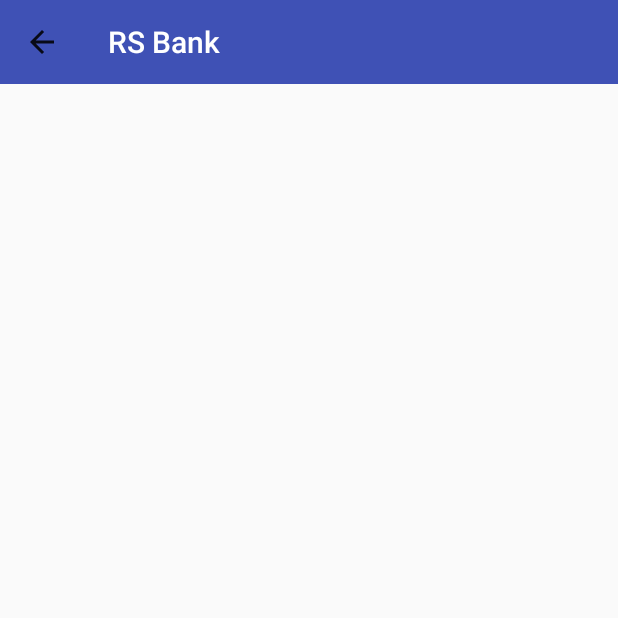
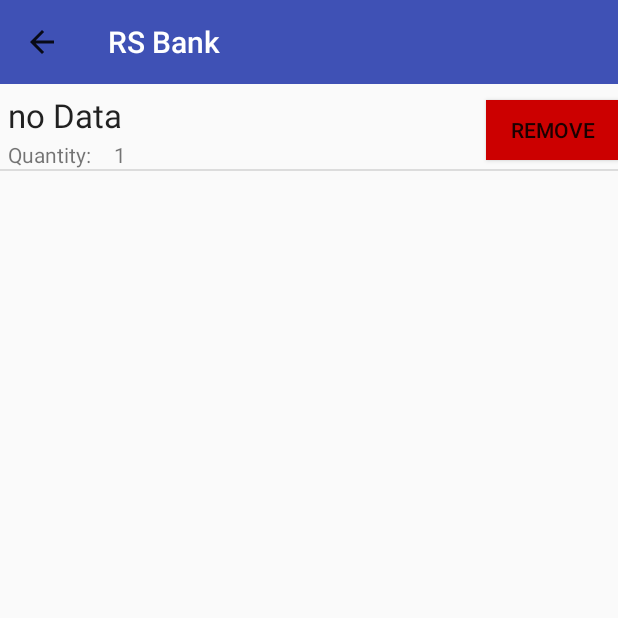
Before and after one commit to yxgoh5/RS-app, an Android app: the CartActivity screen opened directly, with no data from a screen before it, on a phone screen of 412 x 824 dp, the top half of it. Run offline under Robolectric (Android 15) with nearby library versions, the light colour scheme and no system bars.

Commit message:
Update cart

```diff
--- /dev/null
+++ b/app/src/main/java/com/example/kokwei217/unmcrs/CartComponent.java
@@ -0,0 +1,26 @@
+package com.example.kokwei217.unmcrs;
+
+import java.util.ArrayList;
+
+public class CartComponent {
+    public String name;
+    public int quantity;
+
+//    public CartComponent(String name, int quantity) {
+//        this.name = name;
+//        this.quantity = quantity;
+
+    public CartComponent(String name, int quantity) {
+        this.name = name;
+        this.quantity = quantity;
+    }
+    public String getName() {
+        return name;
+    }
+
+    public int getQuantity(){
+        return quantity;
+    }
+
+
+}
--- /dev/null
+++ b/app/src/main/java/com/example/kokwei217/unmcrs/CustomCartAdapter.java
@@ -0,0 +1,53 @@
+package com.example.kokwei217.unmcrs;
+
+import android.content.Context;
+import android.support.annotation.NonNull;
+import android.support.annotation.Nullable;
+import android.view.LayoutInflater;
+import android.view.View;
+import android.view.ViewGroup;
+import android.widget.ArrayAdapter;
+import android.widget.Button;
+import android.widget.TextView;
+
+import java.util.ArrayList;
+
+public class CustomCartAdapter extends ArrayAdapter<CartComponent> {
+    public CustomCartAdapter(Context context, ArrayList<CartComponent> cartComponents) {
+        super(context, 0, cartComponents);
+    }
+
+    @NonNull
+    @Override
+    public View getView(int position, @Nullable View convertView, @NonNull ViewGroup parent) {
+        // Get the data item for this position
+        final CartComponent cartComponent = getItem(position);
+        // Check if an existing view is being reused, otherwise inflate the view
+        if (convertView == null) {
+            convertView = LayoutInflater.from(getContext()).inflate(R.layout.item_cart_component, parent, false);
+        }
+        // Lookup view for data population
+        TextView tvName = convertView.findViewById(R.id.itemName_cart);
+        TextView tvQuantity = convertView.findViewById(R.id.itemQuantity_cart);
+        // Populate the data into the template view using the data object
+        tvName.setText(cartComponent.name);
+        tvQuantity.setText(String.valueOf(cartComponent.quantity));
+
+        Button removeButton = convertView.findViewById(R.id.removeButton_cart);
+        // Cache row position inside the button using `setTag`
+        removeButton.setTag(position);
+        // Attach the click event handler
+        removeButton.setOnClickListener(new View.OnClickListener() {
+            @Override
+            public void onClick(View view) {
+                int position = (Integer) view.getTag();
+                // Access the row position here to get the correct data item
+                CartComponent cartComponentTagged = getItem(position);
+                // Do what you want here...
+                remove(cartComponentTagged);
+            }
+        });
+        //return the completed view
+        return convertView;
+    }
+}
--- a/app/src/main/java/com/example/kokwei217/unmcrs/ItemImageActivity.java
+++ b/app/src/main/java/com/example/kokwei217/unmcrs/ItemImageActivity.java
@@ -21,8 +21,7 @@ public class ItemImageActivity extends AppCompatActivity {
     private static final int QUANTITY = 10;
     public static ArrayList<CartComponent> components;
     public static int requestAmount = 0;
-    public static String itemName;
-    public static boolean requestState = false;
+//    public static String itemName;
 
     @Override
     protected void onCreate(Bundle savedInstanceState) {
@@ -33,7 +32,7 @@ public class ItemImageActivity extends AppCompatActivity {
         ActionBar actionBar = getSupportActionBar();
         actionBar.setDisplayHomeAsUpEnabled(true);
 
-        itemName = getIntent().getStringExtra(itemNameKey);
+        final String itemName = getIntent().getStringExtra(itemNameKey);
         int itemImg = getIntent().getIntExtra(itemImgKey, 0);
         TextView itemNameTV = findViewById(R.id.item_name);
         TextView availableQuantity = findViewById(R.id.available_quantity);
@@ -76,9 +75,9 @@ public class ItemImageActivity extends AppCompatActivity {
         });
     }
 
-    public static ArrayList<CartComponent> getComponents() {
-        ArrayList<CartComponent> components = new ArrayList<CartComponent>();
-        components.add(new CartComponent(itemName, requestAmount));
-        return components;
-    }
+//    public static ArrayList<CartComponent> getComponents() {
+//        ArrayList<CartComponent> components = new ArrayList<CartComponent>();
+//        components.add(new CartComponent(itemName, requestAmount));
+//        return components;
+//    }
 }
--- /dev/null
+++ b/app/src/main/res/layout/item_cart_component.xml
@@ -0,0 +1,49 @@
+<?xml version="1.0" encoding="utf-8"?>
+<android.support.constraint.ConstraintLayout xmlns:android="http://schemas.android.com/apk/res/android"
+    xmlns:app="http://schemas.android.com/apk/res-auto"
+    android:layout_width="match_parent"
+    android:layout_height="match_parent">
+
+    <TextView
+        android:id="@+id/itemName_cart"
+        android:layout_width="wrap_content"
+        android:layout_height="wrap_content"
+        android:paddingTop="2dp"
+        android:paddingBottom="2dp"
+        android:paddingLeft="5dp"
+        android:paddingRight="20dp"
+        android:text="Name"
+        android:textAppearance="?android:attr/textAppearanceLarge" />
+
+    <TextView
+        android:id="@+id/tv1"
+        android:layout_width="wrap_content"
+        android:layout_height="wrap_content"
+        android:text="Quantity:"
+        android:paddingLeft="5dp"
+        android:paddingRight="10dp"
+        app:layout_constraintBottom_toBottomOf="@id/itemQuantity_cart"/>
+
+    <TextView
+        android:id="@+id/itemQuantity_cart"
+        android:layout_width="wrap_content"
+        android:layout_height="wrap_content"
+        android:text="Amount"
+        app:layout_constraintStart_toEndOf="@id/tv1"
+        app:layout_constraintTop_toBottomOf="@id/itemName_cart"
+        android:paddingLeft="5dp" />
+
+    <Button
+        android:id="@+id/removeButton_cart"
+        android:layout_width="wrap_content"
+        android:layout_height="40dp"
+        app:layout_constraintEnd_toEndOf="parent"
+        android:text="Remove"
+
+        app:layout_constraintTop_toTopOf="@id/itemName_cart"
+        app:layout_constraintBottom_toBottomOf="@id/itemQuantity_cart"
+        android:background="@android:color/holo_red_dark"/>
+
+
+
+</android.support.constraint.ConstraintLayout>
```
